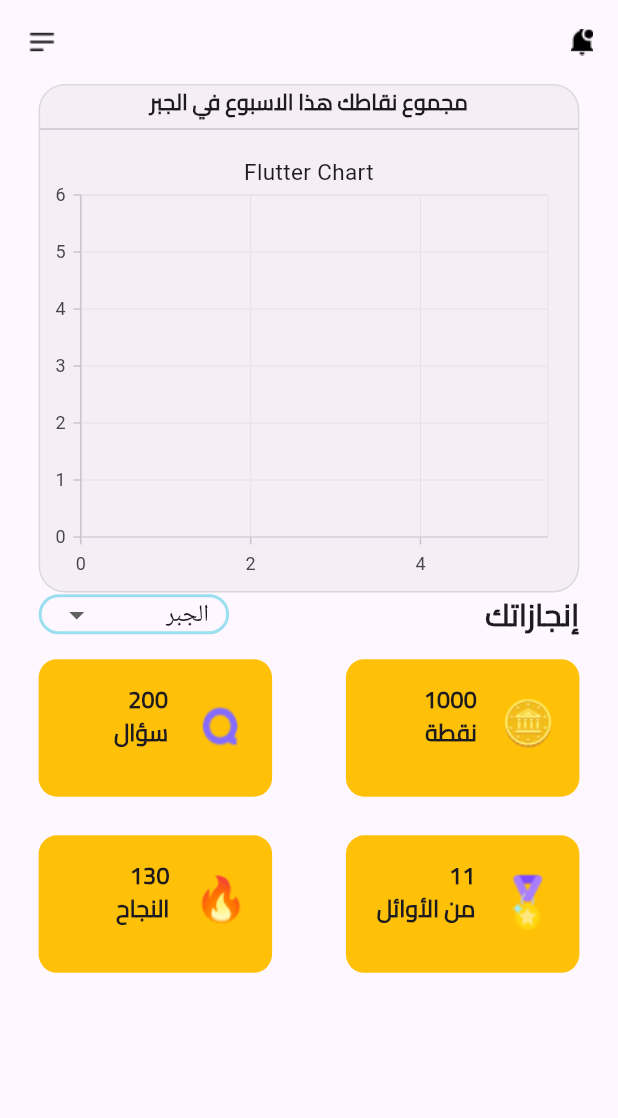
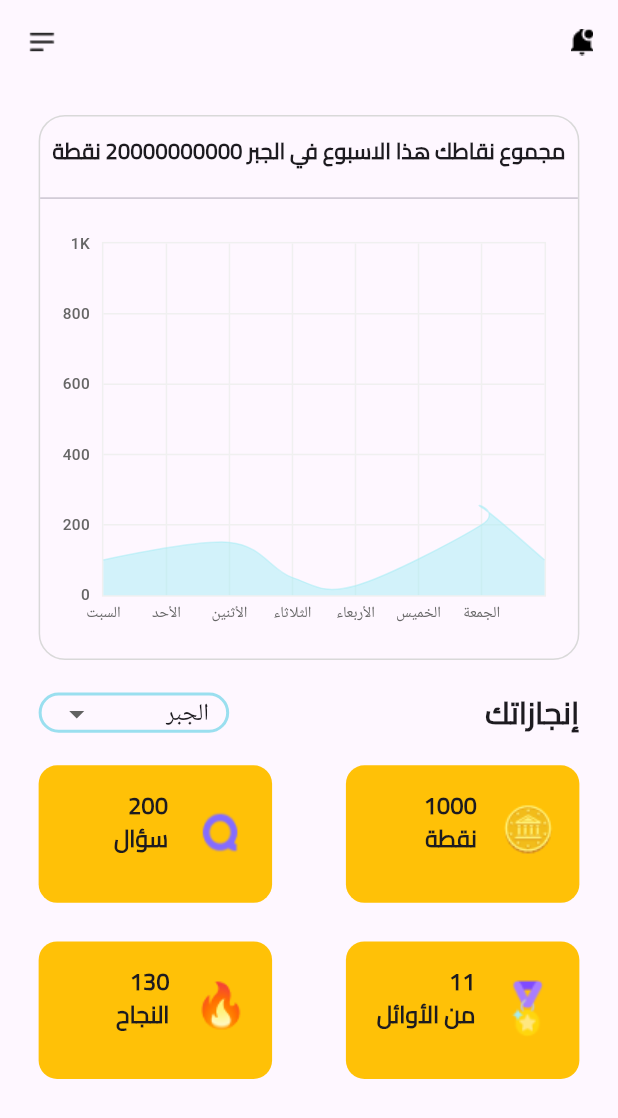
Before and after one commit to mohamedsalah1224/quizzzy_app, a Flutter app: the AccountView screen opened directly, on a phone screen of 412 x 824 dp. Shown: the top 1118 px of the screen. Run offline on Flutter 3.47's test engine with Material 3 defaults, Android fonts, the phone set to English and light mode, and no system bars; drawn by our look-alikes of fl_chart; our stand-ins replace audio_video_progress_bar, cached_network_image, chewie, connectivity_plus, curved_labeled_navigation_bar, dio and 12 more; missing offline and left inert: flutter_facebook_auth; accounts and stored records are empty.

Commit message:
Add  CustomLineChart Widget

```diff
--- /dev/null
+++ b/lib/view/custom_component/charts/custom_line_chart.dart
@@ -0,0 +1,67 @@
+import 'package:fl_chart/fl_chart.dart';
+import 'package:flutter/material.dart';
+import 'package:flutter_screenutil/flutter_screenutil.dart';
+import 'package:quizzy_app/view/custom_component/charts/title_data_line_chart.dart';
+
+class CustomLineChart extends StatelessWidget {
+  final double? maxY;
+  const CustomLineChart({
+    this.maxY = 1000,
+    super.key,
+  });
+
+  @override
+  Widget build(BuildContext context) {
+    return RPadding(
+      padding: REdgeInsets.only(top: 20, right: 20),
+      child: LineChart(
+        LineChartData(
+            minX: 0,
+            minY: 0,
+            maxY: maxY,
+            titlesData: CustomTitleDataLineChart.getTitles(),
+            lineBarsData: [
+              LineChartBarData(
+                color: const Color.fromRGBO(164, 236, 244, 0.49),
+                barWidth: 1,
+                dotData: const FlDotData(
+                    show:
+                        false), // to disable the digit of the point show in the Figure
+                isCurved: true, //to make the graph
+                belowBarData: BarAreaData(
+                    show: true,
+                    color: const Color.fromRGBO(164, 236, 244, 0.49)),
+                spots: [
+                  const FlSpot(0, 100),
+                  const FlSpot(2, 150),
+                  const FlSpot(3, 50),
+                  const FlSpot(4, 27),
+                  const FlSpot(6, 200),
+                  const FlSpot(6, 250),
+                  const FlSpot(7, 100),
+                ],
+              ),
+            ],
+            borderData: FlBorderData(
+                show: true,
+                border: Border.all(width: 1, color: const Color(0xffF0F0F0))),
+            gridData: FlGridData(
+                show: true,
+                getDrawingHorizontalLine: (value) {
+                  return const FlLine(
+                    color: Color(0xffF0F0F0),
+                    strokeWidth: 1,
+                  );
+                },
+                getDrawingVerticalLine: (value) {
+                  return const FlLine(
+                    color: Color(0xffF0F0F0),
+                    strokeWidth: 1,
+                  );
+                },
+                drawHorizontalLine: true,
+                drawVerticalLine: true)),
+      ),
+    );
+  }
+}
--- /dev/null
+++ b/lib/view/custom_component/charts/title_data_line_chart.dart
@@ -0,0 +1,85 @@
+import 'package:fl_chart/fl_chart.dart';
+import 'package:flutter/material.dart';
+import 'package:flutter_screenutil/flutter_screenutil.dart';
+import 'package:quizzy_app/view/custom_component/custom_text.dart';
+
+class CustomTitleDataLineChart {
+  const CustomTitleDataLineChart();
+
+  static FlTitlesData getTitles() {
+    return FlTitlesData(
+      show: true,
+      rightTitles: const AxisTitles(
+        sideTitles: SideTitles(
+          showTitles: false,
+        ),
+      ),
+      topTitles: const AxisTitles(
+        sideTitles: SideTitles(
+          showTitles: false,
+        ),
+      ),
+      leftTitles: AxisTitles(
+          sideTitles: SideTitles(
+              showTitles: true,
+              reservedSize: 40.r,
+              getTitlesWidget: (value, meta) {
+                return SideTitleWidget(
+                  axisSide: meta.axisSide,
+                  child: CustomText(
+                    text: meta.formattedValue, // to show  100K , 100M
+                    color: const Color(0xff666666),
+                    fontSize: 10.sp,
+                    fontWeight: FontWeight.w500,
+                  ),
+                );
+              })),
+      bottomTitles: AxisTitles(
+          sideTitles: SideTitles(
+        reservedSize: 40.r,
+        showTitles: true,
+        getTitlesWidget: (value, meta) {
+          String text = '';
+          switch (value.toInt()) {
+            case 0:
+              text = 'السبت';
+              break;
+            case 1:
+              text = 'الأحد';
+              break;
+
+            case 2:
+              text = 'الأثنين';
+              break;
+
+            case 3:
+              text = 'الثلاثاء';
+              break;
+
+            case 4:
+              text = 'الأربعاء';
+              break;
+
+            case 5:
+              text = 'الخميس';
+              break;
+
+            case 6:
+              text = 'الجمعة';
+              break;
+          }
+          return SideTitleWidget(
+            axisSide: meta.axisSide,
+            space: 4,
+            child: CustomText(
+              text: text,
+              color: const Color(0xff666666),
+              fontSize: 10.sp,
+              fontWeight: FontWeight.w500,
+            ),
+          );
+        },
+      )),
+    );
+  }
+}
--- a/lib/view/screens/bottomNavigation/account_view.dart
+++ b/lib/view/screens/bottomNavigation/account_view.dart
@@ -1,8 +1,9 @@
 import 'package:flutter/material.dart';
 import 'package:flutter_screenutil/flutter_screenutil.dart';
 import 'package:quizzy_app/utils/app_images.dart';
+import 'package:quizzy_app/view/custom_component/charts/custom_line_chart.dart';
 import 'package:quizzy_app/view/custom_component/custom_text.dart';
-import 'package:syncfusion_flutter_charts/charts.dart';
+
 import '../../custom_component/custom_achievement.dart';
 
 class AccountView extends StatelessWidget {
@@ -37,32 +38,42 @@ class AccountView extends StatelessWidget {
       ),
       body: Padding(
           padding: EdgeInsets.symmetric(horizontal: 25.h),
-          child: SingleChildScrollView(
           child: Column(
             children: [
-              Container(
+              20.verticalSpace,
+              Expanded(
+                child: Container(
                   decoration: BoxDecoration(
                       borderRadius: BorderRadius.circular(17).r,
-                    color: Color(0x40D9D9D9),
                       border: Border.all(
-                      color: Color(0xffD9D9D9),
+                        color: const Color(0xffD9D9D9),
                       )),
                   child: Column(
                     children: [
-                    CustomText(
-                      text: "مجموع نقاطك هذا الاسبوع في الجبر",
+                      RPadding(
+                        padding:
+                            REdgeInsets.symmetric(vertical: 12, horizontal: 4),
+                        child: CustomText(
+                          text:
+                              "مجموع نقاطك هذا الاسبوع في الجبر 20000000000 نقطة",
                           fontFamily: "Cairo",
                           fontWeight: FontWeight.w600,
                           fontSize: 14.sp,
+                          textAlign: TextAlign.center,
                         ),
-                    Divider(),
-                    SfCartesianChart(
-                        title: ChartTitle(text: 'Flutter Chart'),
-                        legend: Legend(isVisible: true),
-                        tooltipBehavior: TooltipBehavior(enable: true))
+                      ),
+                      const Divider(),
+                      const Expanded(
+                          child: AspectRatio(
+                              aspectRatio: 2, child: CustomLineChart()))
                     ],
                   ),
                 ),
+              ),
+              20.verticalSpace,
+              Expanded(
+                child: Column(
+                  children: [
                     Row(
                       mainAxisAlignment: MainAxisAlignment.spaceBetween,
                       children: [
@@ -71,7 +82,8 @@ class AccountView extends StatelessWidget {
                           height: 26.h,
                           padding: EdgeInsets.symmetric(horizontal: 10).w,
                           decoration: BoxDecoration(
-                        border: Border.all(color: Color(0xff9ADFEF), width: 2),
+                              border: Border.all(
+                                  color: Color(0xff9ADFEF), width: 2),
                               borderRadius: BorderRadius.circular(14)),
                           child: Directionality(
                             textDirection: TextDirection.rtl,
@@ -97,7 +109,7 @@ class AccountView extends StatelessWidget {
                         ),
                       ],
                     ),
-              15.verticalSpace,
+                    20.verticalSpace,
                     Row(
                       mainAxisAlignment: MainAxisAlignment.spaceBetween,
                       children: [
@@ -130,7 +142,10 @@ class AccountView extends StatelessWidget {
                       ],
                     )
                   ],
-          ))),
+                ),
+              ),
+            ],
+          )),
     );
   }
 }
--- a/pubspec.yaml
+++ b/pubspec.yaml
@@ -39,7 +39,7 @@ dependencies:
   flutter_screenutil: ^5.9.0
   intl: ^0.18.1
   pinput: ^3.0.1
-  syncfusion_flutter_charts: ^23.1.44
+
   dio: ^5.3.4
   flutter_dotenv: ^5.1.0
   firebase_core: ^2.24.0
```
Also changed, not shown: pubspec.lock. Lines whose indentation alone changed are shown as unchanged.
